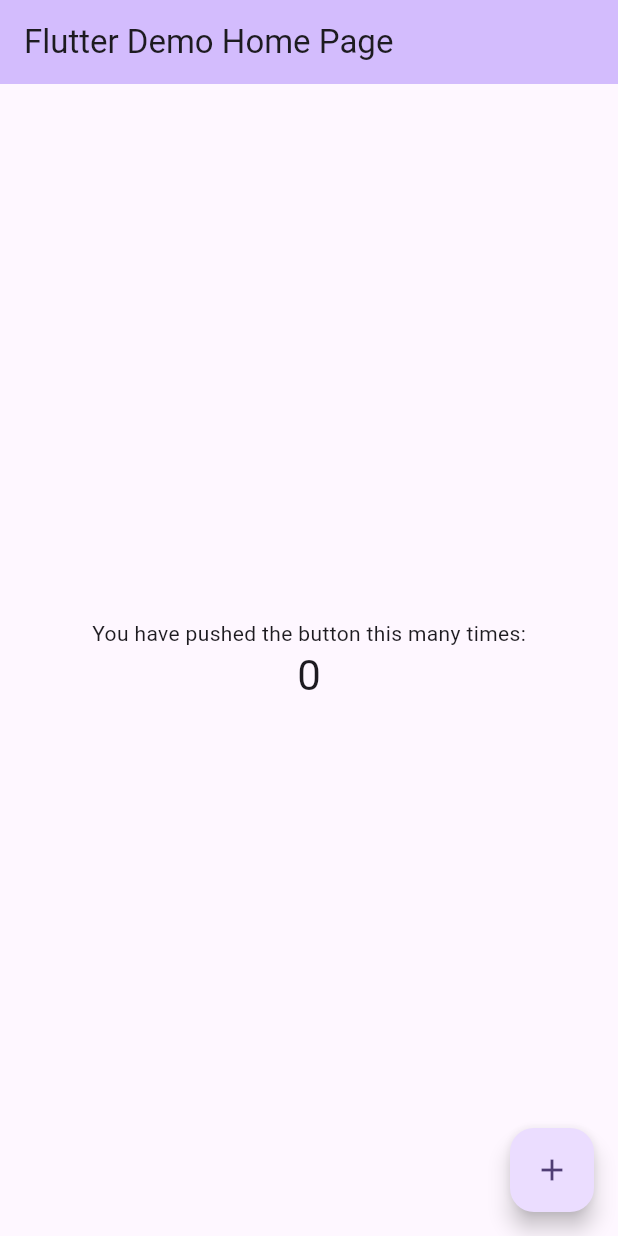
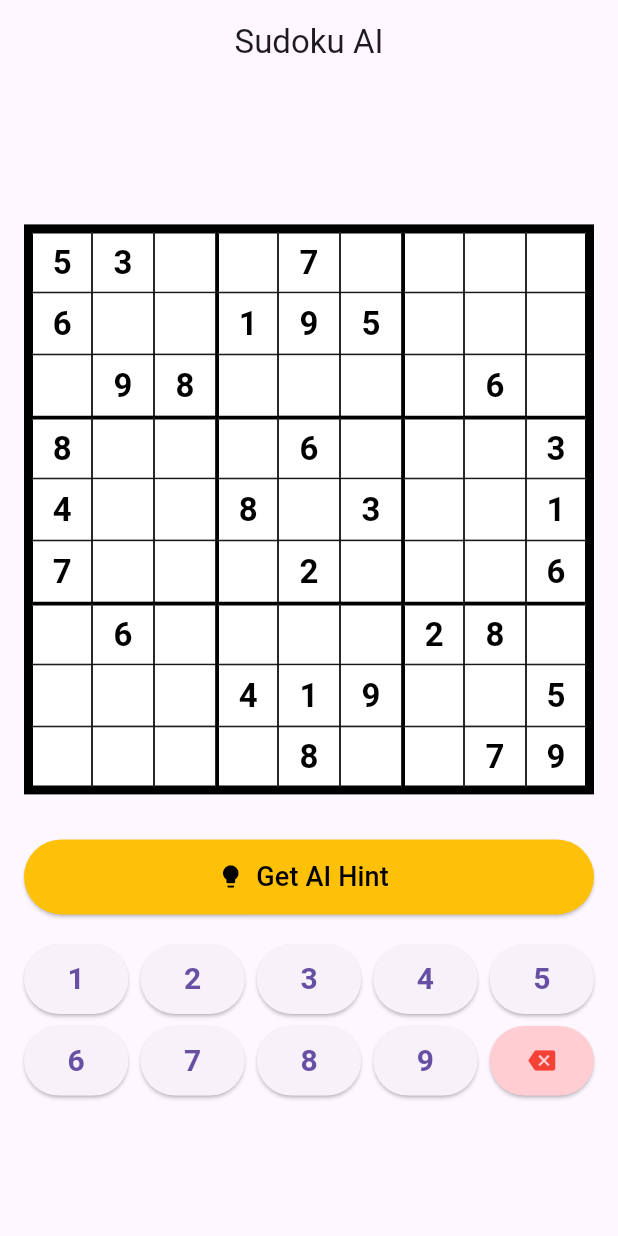
Before and after one commit to YusufAyvaz202/Tech4, a Flutter app: the screen it shows after launch, on a phone screen of 412 x 824 dp. Run offline on Flutter 3.47's test engine with Material 3 defaults, Android fonts, the phone set to English and light mode, and no system bars.

Commit message:
Add Sudoku UI and integrate GameProvider
Introduce main Sudoku UI and state wiring: wrap app with ChangeNotifierProvider for GameProvider and replace demo app with SudokuApp that opens GameScreen (debug banner off, app title changed).

Add new UI components: BoardWidget (9x9 grid), GameScreen (loader handling, AI Hint button wired to GameProvider, layout), and NumberPadWidget (1-9 buttons + erase). Update CellWidget background logic to prioritize error state and better selection/error visuals. Remove the default Flutter counter example and related legacy code.

```diff
--- a/lib/main.dart
+++ b/lib/main.dart
@@ -1,122 +1,30 @@
 import 'package:flutter/material.dart';
+import 'package:provider/provider.dart';
+import 'package:tech4/sudoku/logic/game_provider.dart';
+import 'package:tech4/sudoku/ui/game_screen.dart';
 
 void main() {
-  runApp(const MyApp());
+  runApp(
+    // Wrap the app with ChangeNotifierProvider for state management.
+    ChangeNotifierProvider(
+      create: (context) => GameProvider(),
+      child: const SudokuApp(),
+    ),
+  );
 }
 
-class MyApp extends StatelessWidget {
-  const MyApp({super.key});
+class SudokuApp extends StatelessWidget {
+  const SudokuApp({Key? key}) : super(key: key);
 
-  // This widget is the root of your application.
   @override
   Widget build(BuildContext context) {
     return MaterialApp(
-      title: 'Flutter Demo',
+      debugShowCheckedModeBanner: false,
+      title: 'Sudoku AI',
       theme: ThemeData(
-        // This is the theme of your application.
-        //
-        // TRY THIS: Try running your application with "flutter run". You'll see
-        // the application has a purple toolbar. Then, without quitting the app,
-        // try changing the seedColor in the colorScheme below to Colors.green
-        // and then invoke "hot reload" (save your changes or press the "hot
-        // reload" button in a Flutter-supported IDE, or press "r" if you used
-        // the command line to start the app).
-        //
-        // Notice that the counter didn't reset back to zero; the application
-        // state is not lost during the reload. To reset the state, use hot
-        // restart instead.
-        //
-        // This works for code too, not just values: Most code changes can be
-        // tested with just a hot reload.
-        colorScheme: .fromSeed(seedColor: Colors.deepPurple),
+        primarySwatch: Colors.blue,
       ),
-      home: const MyHomePage(title: 'Flutter Demo Home Page'),
+      home: const GameScreen(),
     );
   }
 }
-
-class MyHomePage extends StatefulWidget {
-  const MyHomePage({super.key, required this.title});
-
-  // This widget is the home page of your application. It is stateful, meaning
-  // that it has a State object (defined below) that contains fields that affect
-  // how it looks.
-
-  // This class is the configuration for the state. It holds the values (in this
-  // case the title) provided by the parent (in this case the App widget) and
-  // used by the build method of the State. Fields in a Widget subclass are
-  // always marked "final".
-
-  final String title;
-
-  @override
-  State<MyHomePage> createState() => _MyHomePageState();
-}
-
-class _MyHomePageState extends State<MyHomePage> {
-  int _counter = 0;
-
-  void _incrementCounter() {
-    setState(() {
-      // This call to setState tells the Flutter framework that something has
-      // changed in this State, which causes it to rerun the build method below
-      // so that the display can reflect the updated values. If we changed
-      // _counter without calling setState(), then the build method would not be
-      // called again, and so nothing would appear to happen.
-      _counter++;
-    });
-  }
-
-  @override
-  Widget build(BuildContext context) {
-    // This method is rerun every time setState is called, for instance as done
-    // by the _incrementCounter method above.
-    //
-    // The Flutter framework has been optimized to make rerunning build methods
-    // fast, so that you can just rebuild anything that needs updating rather
-    // than having to individually change instances of widgets.
-    return Scaffold(
-      appBar: AppBar(
-        // TRY THIS: Try changing the color here to a specific color (to
-        // Colors.amber, perhaps?) and trigger a hot reload to see the AppBar
-        // change color while the other colors stay the same.
-        backgroundColor: Theme.of(context).colorScheme.inversePrimary,
-        // Here we take the value from the MyHomePage object that was created by
-        // the App.build method, and use it to set our appbar title.
-        title: Text(widget.title),
-      ),
-      body: Center(
-        // Center is a layout widget. It takes a single child and positions it
-        // in the middle of the parent.
-        child: Column(
-          // Column is also a layout widget. It takes a list of children and
-          // arranges them vertically. By default, it sizes itself to fit its
-          // children horizontally, and tries to be as tall as its parent.
-          //
-          // Column has various properties to control how it sizes itself and
-          // how it positions its children. Here we use mainAxisAlignment to
-          // center the children vertically; the main axis here is the vertical
-          // axis because Columns are vertical (the cross axis would be
-          // horizontal).
-          //
-          // TRY THIS: Invoke "debug painting" (choose the "Toggle Debug Paint"
-          // action in the IDE, or press "p" in the console), to see the
-          // wireframe for each widget.
-          mainAxisAlignment: .center,
-          children: [
-            const Text('You have pushed the button this many times:'),
-            Text(
-              '$_counter',
-              style: Theme.of(context).textTheme.headlineMedium,
-            ),
-          ],
-        ),
-      ),
-      floatingActionButton: FloatingActionButton(
-        onPressed: _incrementCounter,
-        tooltip: 'Increment',
-        child: const Icon(Icons.add),
-      ),
-    );
-  }
-}
--- a/lib/sudoku/logic/game_provider.dart
+++ b/lib/sudoku/logic/game_provider.dart
@@ -76,16 +76,11 @@ class GameProvider extends ChangeNotifier {
     // Update the cell's value.
     currentCell.value = number;
 
-    // Instant Error Validation requested by the user.
-    // If the move is not valid, mark as wrong so UI can show red color.
-    bool isValid = GameValidator.isValidMove(
-      grid: board!.grid,
-      row: selectedRow!,
-      col: selectedCol!,
-      value: number,
-    );
+    // Get the absolute correct answer from the AI to compare.
+    int? correctAnswer = SudokuAI.getHint(board!, selectedRow!, selectedCol!);
 
-    currentCell.isWrong = !isValid;
+    // If the user's input does not match the absolute solution, mark it as wrong.
+    currentCell.isWrong = (number != correctAnswer);
 
     notifyListeners();
     _checkWinCondition();
--- /dev/null
+++ b/lib/sudoku/ui/board_widget.dart
@@ -0,0 +1,29 @@
+import 'package:flutter/material.dart';
+import 'cell_widget.dart';
+
+class BoardWidget extends StatelessWidget {
+  const BoardWidget({Key? key}) : super(key: key);
+
+  @override
+  Widget build(BuildContext context) {
+    return AspectRatio(
+      aspectRatio: 1.0, // Ensures the board is a perfect square.
+      child: Container(
+        padding: const EdgeInsets.all(4.0),
+        color: Colors.black, // Dark background for the main thick border
+        child: GridView.builder(
+          physics: const NeverScrollableScrollPhysics(), // Disable scrolling inside the board
+          gridDelegate: const SliverGridDelegateWithFixedCrossAxisCount(
+            crossAxisCount: 9,
+          ),
+          itemCount: 81,
+          itemBuilder: (context, index) {
+            int row = index ~/ 9;
+            int col = index % 9;
+            return CellWidget(row: row, col: col);
+          },
+        ),
+      ),
+    );
+  }
+}
--- a/lib/sudoku/ui/cell_widget.dart
+++ b/lib/sudoku/ui/cell_widget.dart
@@ -38,8 +38,20 @@ class CellWidget extends StatelessWidget {
 
   // Determines background color based on selection and error state.
   Color _getBackgroundColor(SudokuCell cell) {
-    if (cell.isSelected) return Colors.blue.withOpacity(0.3);
-    if (cell.isWrong) return Colors.red.withOpacity(0.2); // Instant error validation
+    // Check the error state first.
+    // If the move is invalid, show a red background immediately.
+    if (cell.isWrong) {
+      // If the cell is both wrong and currently selected, make it a bit darker red
+      // so the user still knows it is active.
+      return cell.isSelected ? Colors.red.withOpacity(0.4) : Colors.red.withOpacity(0.2);
+    }
+
+    // If there is no error, check if the cell is selected.
+    if (cell.isSelected) {
+      return Colors.blue.withOpacity(0.3);
+    }
+
+    // Default background color for empty or correctly filled unselected cells.
     return Colors.white;
   }
 
--- /dev/null
+++ b/lib/sudoku/ui/game_screen.dart
@@ -0,0 +1,57 @@
+import 'package:flutter/material.dart';
+import 'package:provider/provider.dart';
+import '../logic/game_provider.dart';
+import 'board_widget.dart';
+import 'number_pad_widget.dart';
+
+class GameScreen extends StatelessWidget {
+  const GameScreen({Key? key}) : super(key: key);
+
+  @override
+  Widget build(BuildContext context) {
+    // Listen to isLoading state to show a loader while JSON is read.
+    final isLoading = context.select((GameProvider p) => p.isLoading);
+
+    return Scaffold(
+      appBar: AppBar(
+        title: const Text('Sudoku AI'),
+        centerTitle: true,
+      ),
+      body: isLoading
+          ? const Center(child: CircularProgressIndicator())
+          : Padding(
+              padding: const EdgeInsets.symmetric(horizontal: 16.0),
+              child: Column(
+                mainAxisAlignment: MainAxisAlignment.center,
+                children: [
+                  const BoardWidget(),
+                  const SizedBox(height: 30),
+
+                  // The AI Hint Button
+                  SizedBox(
+                    width: double.infinity,
+                    height: 50,
+                    child: ElevatedButton.icon(
+                      icon: const Icon(Icons.lightbulb),
+                      label: const Text(
+                        'Get AI Hint',
+                        style: TextStyle(fontSize: 18),
+                      ),
+                      style: ElevatedButton.styleFrom(
+                        backgroundColor: Colors.amber,
+                        foregroundColor: Colors.black,
+                      ),
+                      onPressed: () {
+                        context.read<GameProvider>().useHint();
+                      },
+                    ),
+                  ),
+
+                  const SizedBox(height: 20),
+                  const NumberPadWidget(),
+                ],
+              ),
+            ),
+    );
+  }
+}
--- /dev/null
+++ b/lib/sudoku/ui/number_pad_widget.dart
@@ -0,0 +1,44 @@
+import 'package:flutter/material.dart';
+import 'package:provider/provider.dart';
+import '../logic/game_provider.dart';
+
+class NumberPadWidget extends StatelessWidget {
+  const NumberPadWidget({Key? key}) : super(key: key);
+
+  @override
+  Widget build(BuildContext context) {
+    final gameProvider = context.read<GameProvider>();
+
+    return GridView.builder(
+      shrinkWrap: true,
+      physics: const NeverScrollableScrollPhysics(),
+      gridDelegate: const SliverGridDelegateWithFixedCrossAxisCount(
+        crossAxisCount: 5,
+        childAspectRatio: 1.5,
+        crossAxisSpacing: 8,
+        mainAxisSpacing: 8,
+      ),
+      itemCount: 10, // 1-9 numbers + 1 Erase button
+      itemBuilder: (context, index) {
+        if (index == 9) {
+          // Erase Button
+          return ElevatedButton(
+            onPressed: () => gameProvider.eraseNumber(),
+            style: ElevatedButton.styleFrom(backgroundColor: Colors.red.shade100),
+            child: const Icon(Icons.backspace, color: Colors.red),
+          );
+        }
+
+        // Number Buttons (1 to 9)
+        int number = index + 1;
+        return ElevatedButton(
+          onPressed: () => gameProvider.inputNumber(number),
+          child: Text(
+            number.toString(),
+            style: const TextStyle(fontSize: 20, fontWeight: FontWeight.bold),
+          ),
+        );
+      },
+    );
+  }
+}
```
